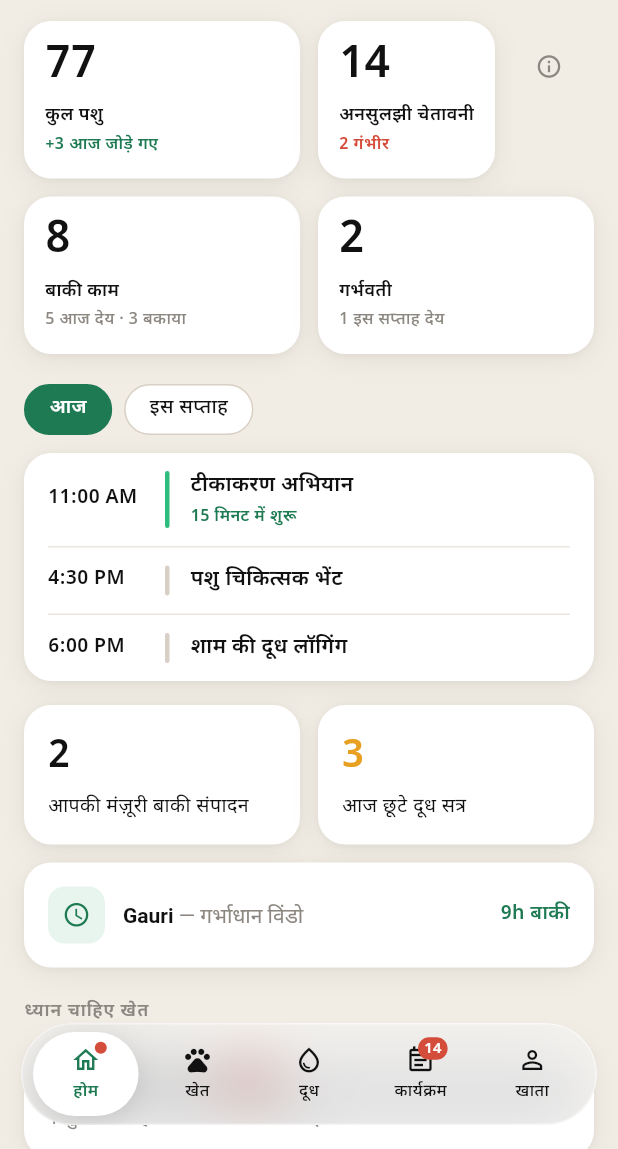
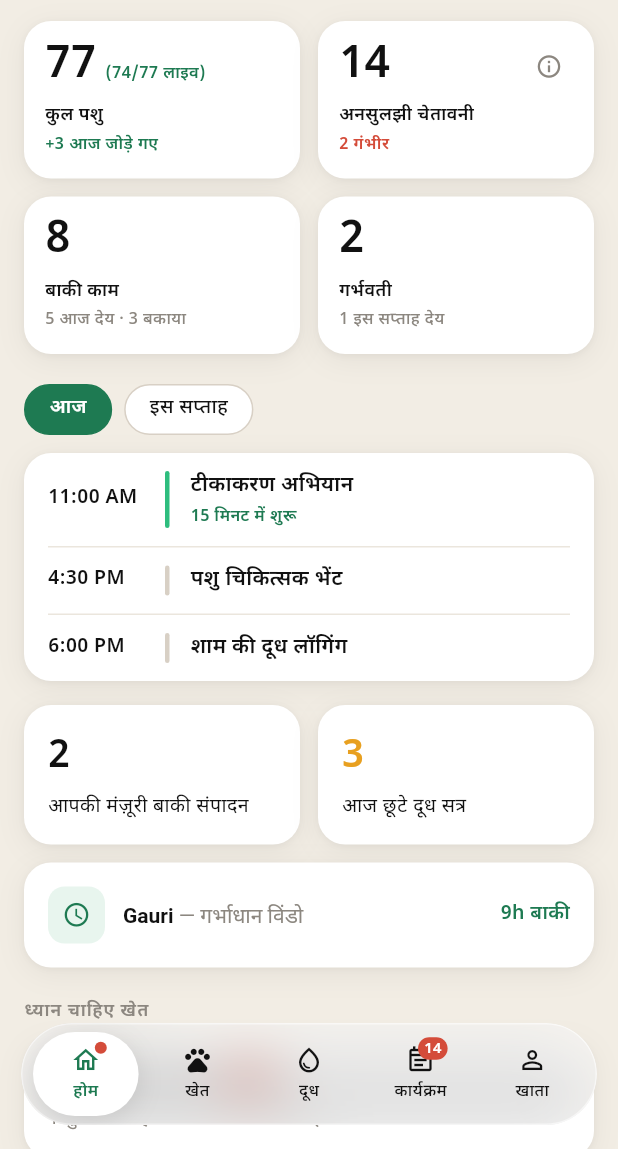
Before and after one commit to vaseey21/Vanix, a Flutter app: the DashboardScreen screen opened directly with empty values, on a phone screen of 412 x 824 dp, the part 87-1236 px from its top. Run offline on Flutter 3.47's test engine with Material 3 defaults, Android fonts, the phone set to English and light mode, and no system bars.

Commit message:
auto: save changes

```diff
--- a/flutter_app/lib/screens/dashboard_screen.dart
+++ b/flutter_app/lib/screens/dashboard_screen.dart
@@ -179,14 +179,24 @@ class _DashboardScreenState extends State<DashboardScreen> {
     ]);
   }
 
-  Widget _statCard(String num, String labelKey, Widget sub, {VoidCallback? onInfo}) {
+  Widget _statCard(String num, String labelKey, Widget sub, {VoidCallback? onInfo, String? liveSuffix}) {
     final card = Container(
       decoration: _cardDeco(),
       padding: const EdgeInsets.fromLTRB(14, 15, 14, 15),
       child: Column(
         crossAxisAlignment: CrossAxisAlignment.start,
         children: [
-          Text(num, style: TextStyle(fontSize: 30, fontWeight: FontWeight.w700, height: 1, color: _text1)),
+          Row(
+            crossAxisAlignment: CrossAxisAlignment.baseline,
+            textBaseline: TextBaseline.alphabetic,
+            children: [
+              Text(num, style: TextStyle(fontSize: 30, fontWeight: FontWeight.w700, height: 1, color: _text1)),
+              if (liveSuffix != null) ...[
+                const SizedBox(width: 6),
+                Text(liveSuffix, style: const TextStyle(fontSize: 11, fontWeight: FontWeight.w600, color: VanixColors.greenInk)),
+              ],
+            ],
+          ),
           const SizedBox(height: 9),
           Text(_t(labelKey), style: TextStyle(fontSize: 12, fontWeight: FontWeight.w600, color: _text1)),
           const SizedBox(height: 3),
```
